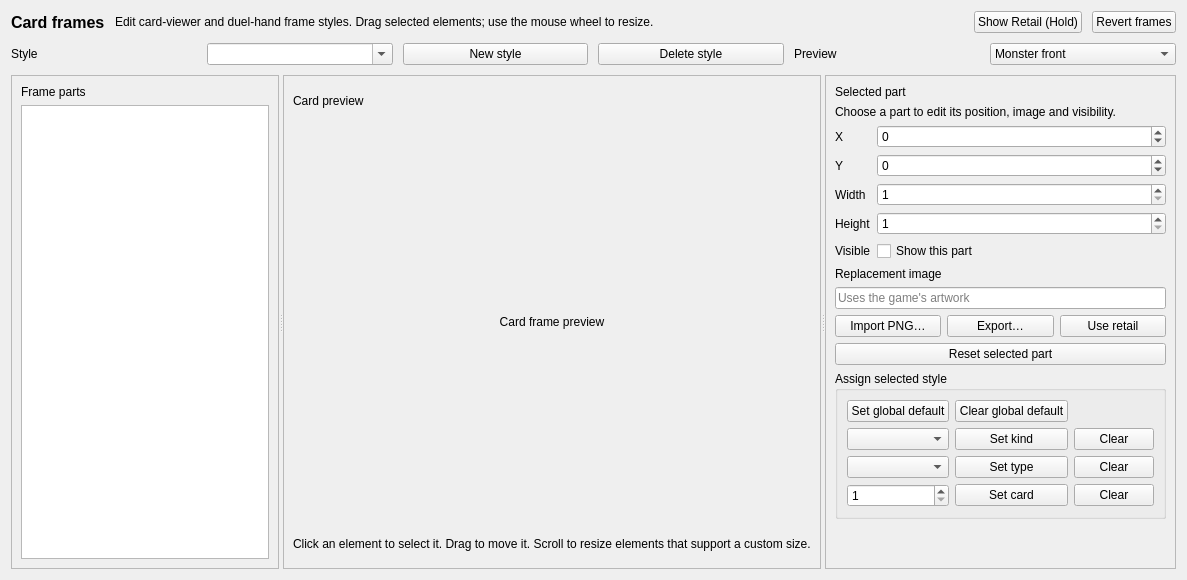
yamyi/YGOFM-DecompRecomp, file tools/pc/fm_editor/qt/frames_tab_compat.ui: the form before one commit.
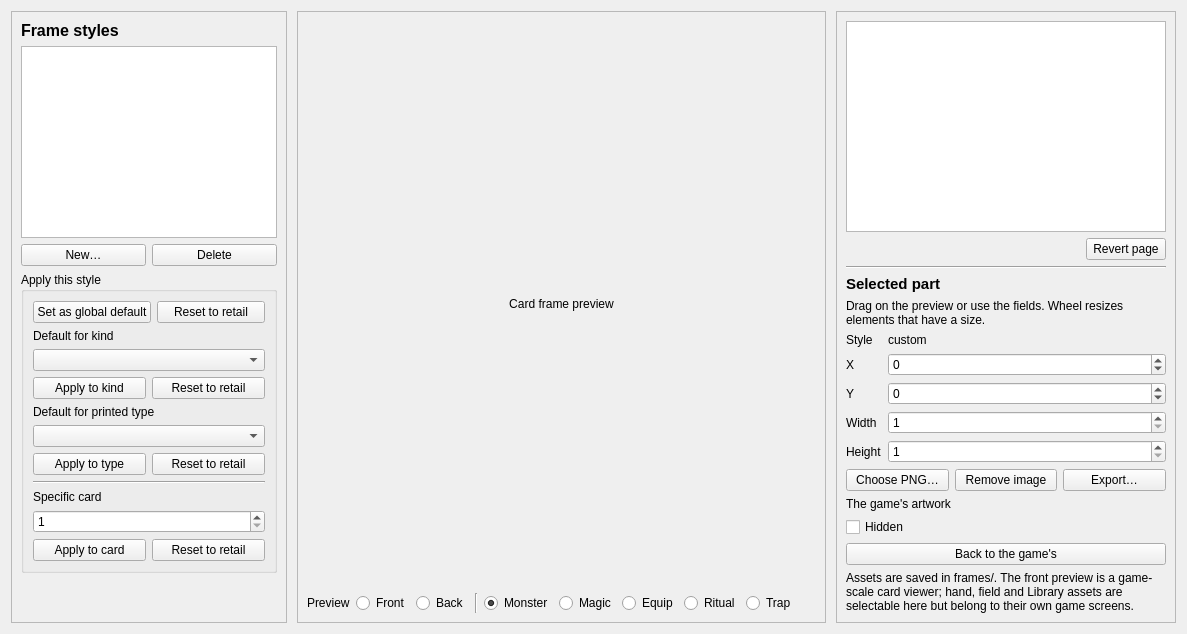
The form after the commit.

Commit message: Align PySide Frames layout with original editor

What changed in the file:
```diff
--- a/tools/pc/fm_editor/qt/frames_tab_compat.ui
+++ b/tools/pc/fm_editor/qt/frames_tab_compat.ui
@@ -2,56 +2,35 @@
 <ui version="4.0">
  <class>FramesTab</class>
  <widget class="QWidget" name="FramesTab">
-  <layout class="QVBoxLayout" name="framesRootLayout">
+  <layout class="QHBoxLayout" name="framesRootLayout">
    <property name="spacing"><number>10</number></property>
-   <item><layout class="QHBoxLayout" name="framesHeaderLayout">
-    <item><widget class="QLabel" name="framesTitleLabel"><property name="text"><string>Card frames</string></property><property name="styleSheet"><string notr="true">font-size: 16px; font-weight: 700;</string></property></widget></item>
-    <item><widget class="QLabel" name="framesSummaryLabel"><property name="text"><string>Edit card-viewer and duel-hand frame styles. Drag selected elements; use the mouse wheel to resize.</string></property></widget></item>
-    <item><spacer name="framesHeaderSpacer"><property name="orientation"><enum>Qt::Orientation::Horizontal</enum></property><property name="sizeHint" stdset="0"><size><width>40</width><height>20</height></size></property></spacer></item>
-    <item><widget class="QPushButton" name="holdGameFramesButton"><property name="text"><string>Show Retail (Hold)</string></property></widget></item>
-    <item><widget class="QPushButton" name="revertFramesPageButton"><property name="text"><string>Revert frames</string></property></widget></item>
-   </layout></item>
-   <item><layout class="QHBoxLayout" name="framesStyleLayout">
-    <item><widget class="QLabel" name="frameStyleCaption"><property name="text"><string>Style</string></property></widget></item>
-    <item><widget class="QComboBox" name="frameStyleCombo"><property name="editable"><bool>true</bool></property></widget></item>
-    <item><widget class="QPushButton" name="newFrameStyleButton"><property name="text"><string>New style</string></property></widget></item>
-    <item><widget class="QPushButton" name="deleteFrameStyleButton"><property name="text"><string>Delete style</string></property></widget></item>
-    <item><widget class="QLabel" name="framePreviewCaption"><property name="text"><string>Preview</string></property></widget></item>
-    <item><widget class="QComboBox" name="framePreviewKindCombo"><item><property name="text"><string>Monster front</string></property></item><item><property name="text"><string>Magic front</string></property></item><item><property name="text"><string>Trap front</string></property></item><item><property name="text"><string>Card back</string></property></item></widget></item>
-   </layout></item>
-   <item><widget class="QSplitter" name="framesSplitter"><property name="orientation"><enum>Qt::Orientation::Horizontal</enum></property>
-    <widget class="QFrame" name="framePartsPanel"><property name="frameShape"><enum>QFrame::Shape::StyledPanel</enum></property><layout class="QVBoxLayout" name="framePartsLayout">
-     <item><widget class="QLabel" name="framePartsTitle"><property name="text"><string>Frame parts</string></property></widget></item>
-     <item><widget class="QTreeWidget" name="framePartsTree"><property name="headerHidden"><bool>true</bool></property></widget></item>
-    </layout></widget>
-    <widget class="QFrame" name="framePreviewPanel"><property name="frameShape"><enum>QFrame::Shape::StyledPanel</enum></property><layout class="QVBoxLayout" name="framePreviewLayout">
-     <item><widget class="QLabel" name="framePreviewTitle"><property name="text"><string>Card preview</string></property></widget></item>
-     <item><widget class="QLabel" name="framePreviewCanvas"><property name="minimumSize"><size><width>420</width><height>400</height></size></property><property name="alignment"><set>Qt::AlignmentFlag::AlignCenter</set></property><property name="text"><string>Card frame preview</string></property></widget></item>
-     <item><widget class="QLabel" name="framePreviewHint"><property name="text"><string>Click an element to select it. Drag to move it. Scroll to resize elements that support a custom size.</string></property></widget></item>
-    </layout></widget>
-    <widget class="QFrame" name="framePropertiesPanel"><property name="frameShape"><enum>QFrame::Shape::StyledPanel</enum></property><layout class="QVBoxLayout" name="framePropertiesLayout">
-     <item><widget class="QLabel" name="framePartTitle"><property name="text"><string>Selected part</string></property></widget></item>
-     <item><widget class="QLabel" name="framePartNote"><property name="wordWrap"><bool>true</bool></property><property name="text"><string>Choose a part to edit its position, image and visibility.</string></property></widget></item>
-     <item><layout class="QFormLayout" name="frameGeometryForm">
-      <item row="0" column="0"><widget class="QLabel" name="frameXCaption"><property name="text"><string>X</string></property></widget></item><item row="0" column="1"><widget class="QSpinBox" name="frameXSpin"><property name="minimum"><number>-320</number></property><property name="maximum"><number>320</number></property></widget></item>
-      <item row="1" column="0"><widget class="QLabel" name="frameYCaption"><property name="text"><string>Y</string></property></widget></item><item row="1" column="1"><widget class="QSpinBox" name="frameYSpin"><property name="minimum"><number>-320</number></property><property name="maximum"><number>320</number></property></widget></item>
-      <item row="2" column="0"><widget class="QLabel" name="frameWidthCaption"><property name="text"><string>Width</string></property></widget></item><item row="2" column="1"><widget class="QSpinBox" name="frameWidthSpin"><property name="minimum"><number>1</number></property><property name="maximum"><number>320</number></property></widget></item>
-      <item row="3" column="0"><widget class="QLabel" name="frameHeightCaption"><property name="text"><string>Height</string></property></widget></item><item row="3" column="1"><widget class="QSpinBox" name="frameHeightSpin"><property name="minimum"><number>1</number></property><property name="maximum"><number>320</number></property></widget></item>
-      <item row="4" column="0"><widget class="QLabel" name="frameHiddenCaption"><property name="text"><string>Visible</string></property></widget></item><item row="4" column="1"><widget class="QCheckBox" name="frameVisibleCheck"><property name="text"><string>Show this part</string></property></widget></item>
-     </layout></item>
-     <item><widget class="QLabel" name="frameImageCaption"><property name="text"><string>Replacement image</string></property></widget></item>
-     <item><widget class="QLineEdit" name="frameImagePathEdit"><property name="readOnly"><bool>true</bool></property><property name="placeholderText"><string>Uses the game's artwork</string></property></widget></item>
-     <item><layout class="QHBoxLayout" name="frameImageButtons"><item><widget class="QPushButton" name="importFrameImageButton"><property name="text"><string>Import PNG…</string></property></widget></item><item><widget class="QPushButton" name="exportFrameImageButton"><property name="text"><string>Export…</string></property></widget></item><item><widget class="QPushButton" name="clearFrameImageButton"><property name="text"><string>Use retail</string></property></widget></item></layout></item>
-     <item><widget class="QPushButton" name="resetFramePartButton"><property name="text"><string>Reset selected part</string></property></widget></item>
-     <item><widget class="QGroupBox" name="frameAssignmentsGroup"><property name="title"><string>Assign selected style</string></property><layout class="QGridLayout" name="frameAssignmentsLayout">
-      <item row="0" column="0"><widget class="QPushButton" name="setFrameDefaultButton"><property name="text"><string>Set global default</string></property></widget></item><item row="0" column="1"><widget class="QPushButton" name="clearFrameDefaultButton"><property name="text"><string>Clear global default</string></property></widget></item>
-      <item row="1" column="0"><widget class="QComboBox" name="frameKindCombo"/></item><item row="1" column="1"><widget class="QPushButton" name="setFrameKindButton"><property name="text"><string>Set kind</string></property></widget></item><item row="1" column="2"><widget class="QPushButton" name="clearFrameKindButton"><property name="text"><string>Clear</string></property></widget></item>
-      <item row="2" column="0"><widget class="QComboBox" name="frameTypeCombo"/></item><item row="2" column="1"><widget class="QPushButton" name="setFrameTypeButton"><property name="text"><string>Set type</string></property></widget></item><item row="2" column="2"><widget class="QPushButton" name="clearFrameTypeButton"><property name="text"><string>Clear</string></property></widget></item>
-      <item row="3" column="0"><widget class="QSpinBox" name="frameCardIdSpin"><property name="minimum"><number>1</number></property><property name="maximum"><number>9999</number></property></widget></item><item row="3" column="1"><widget class="QPushButton" name="setFrameCardButton"><property name="text"><string>Set card</string></property></widget></item><item row="3" column="2"><widget class="QPushButton" name="clearFrameCardButton"><property name="text"><string>Clear</string></property></widget></item>
-     </layout></widget></item>
-     <item><spacer name="framesPropertiesSpacer"><property name="orientation"><enum>Qt::Orientation::Vertical</enum></property><property name="sizeHint" stdset="0"><size><width>20</width><height>40</height></size></property></spacer></item>
-    </layout></widget>
-   </widget></item>
+   <item><widget class="QFrame" name="frameStylesPanel"><property name="minimumSize"><size><width>270</width><height>0</height></size></property><property name="frameShape"><enum>QFrame::Shape::StyledPanel</enum></property><layout class="QVBoxLayout" name="frameStylesLayout">
+    <item><widget class="QLabel" name="frameStylesTitle"><property name="text"><string>Frame styles</string></property><property name="styleSheet"><string notr="true">font-size: 16px; font-weight: 700;</string></property></widget></item>
+    <item><widget class="QListWidget" name="frameStyleList"/></item>
+    <item><layout class="QHBoxLayout" name="frameStyleTools"><item><widget class="QPushButton" name="newFrameStyleButton"><property name="text"><string>New…</string></property></widget></item><item><widget class="QPushButton" name="deleteFrameStyleButton"><property name="text"><string>Delete</string></property></widget></item></layout></item>
+    <item><widget class="QGroupBox" name="frameAssignmentsGroup"><property name="title"><string>Apply this style</string></property><layout class="QVBoxLayout" name="frameAssignmentsLayout">
+     <item><layout class="QHBoxLayout" name="frameDefaultRow"><item><widget class="QPushButton" name="setFrameDefaultButton"><property name="text"><string>Set as global default</string></property></widget></item><item><widget class="QPushButton" name="clearFrameDefaultButton"><property name="text"><string>Reset to retail</string></property></widget></item></layout></item>
+     <item><widget class="QLabel" name="frameKindCaption"><property name="text"><string>Default for kind</string></property></widget></item><item><widget class="QComboBox" name="frameKindCombo"/></item>
+     <item><layout class="QHBoxLayout" name="frameKindActions"><item><widget class="QPushButton" name="setFrameKindButton"><property name="text"><string>Apply to kind</string></property></widget></item><item><widget class="QPushButton" name="clearFrameKindButton"><property name="text"><string>Reset to retail</string></property></widget></item></layout></item>
+     <item><widget class="QLabel" name="frameTypeCaption"><property name="text"><string>Default for printed type</string></property></widget></item><item><widget class="QComboBox" name="frameTypeCombo"/></item>
+     <item><layout class="QHBoxLayout" name="frameTypeActions"><item><widget class="QPushButton" name="setFrameTypeButton"><property name="text"><string>Apply to type</string></property></widget></item><item><widget class="QPushButton" name="clearFrameTypeButton"><property name="text"><string>Reset to retail</string></property></widget></item></layout></item>
+     <item><widget class="QFrame" name="frameRuleSeparator"><property name="frameShape"><enum>QFrame::Shape::HLine</enum></property><property name="frameShadow"><enum>QFrame::Shadow::Sunken</enum></property></widget></item>
+     <item><widget class="QLabel" name="frameCardCaption"><property name="text"><string>Specific card</string></property></widget></item><item><widget class="QSpinBox" name="frameCardIdSpin"><property name="minimum"><number>1</number></property><property name="maximum"><number>9999</number></property></widget></item>
+     <item><layout class="QHBoxLayout" name="frameCardActions"><item><widget class="QPushButton" name="setFrameCardButton"><property name="text"><string>Apply to card</string></property></widget></item><item><widget class="QPushButton" name="clearFrameCardButton"><property name="text"><string>Reset to retail</string></property></widget></item></layout></item>
+    </layout></widget></item><item><spacer name="framesStyleSpacer"><property name="orientation"><enum>Qt::Orientation::Vertical</enum></property><property name="sizeHint" stdset="0"><size><width>20</width><height>40</height></size></property></spacer></item>
+   </layout></widget></item>
+   <item><widget class="QFrame" name="framePreviewPanel"><property name="frameShape"><enum>QFrame::Shape::StyledPanel</enum></property><layout class="QVBoxLayout" name="framePreviewLayout">
+    <item><widget class="QLabel" name="framePreviewCanvas"><property name="minimumSize"><size><width>320</width><height>430</height></size></property><property name="alignment"><set>Qt::AlignmentFlag::AlignCenter</set></property><property name="text"><string>Card frame preview</string></property></widget></item>
+    <item><layout class="QHBoxLayout" name="framePreviewTools"><item><widget class="QLabel" name="framePreviewCaption"><property name="text"><string>Preview</string></property></widget></item><item><widget class="QRadioButton" name="frameFrontRadio"><property name="text"><string>Front</string></property><property name="checked"><bool>true</bool></property></widget></item><item><widget class="QRadioButton" name="frameBackRadio"><property name="text"><string>Back</string></property></widget></item><item><widget class="QFrame" name="framePreviewSeparator"><property name="frameShape"><enum>QFrame::Shape::VLine</enum></property><property name="frameShadow"><enum>QFrame::Shadow::Sunken</enum></property></widget></item><item><widget class="QRadioButton" name="frameMonsterRadio"><property name="text"><string>Monster</string></property><property name="checked"><bool>true</bool></property></widget></item><item><widget class="QRadioButton" name="frameMagicRadio"><property name="text"><string>Magic</string></property></widget></item><item><widget class="QRadioButton" name="frameEquipRadio"><property name="text"><string>Equip</string></property></widget></item><item><widget class="QRadioButton" name="frameRitualRadio"><property name="text"><string>Ritual</string></property></widget></item><item><widget class="QRadioButton" name="frameTrapRadio"><property name="text"><string>Trap</string></property></widget></item><item><spacer name="framePreviewSpacer"><property name="orientation"><enum>Qt::Orientation::Horizontal</enum></property><property name="sizeHint" stdset="0"><size><width>20</width><height>20</height></size></property></spacer></item></layout></item>
+   </layout></widget></item>
+   <item><widget class="QFrame" name="frameInspectorPanel"><property name="minimumSize"><size><width>340</width><height>0</height></size></property><property name="frameShape"><enum>QFrame::Shape::StyledPanel</enum></property><layout class="QVBoxLayout" name="frameInspectorLayout">
+    <item><widget class="QTreeWidget" name="framePartsTree"><property name="headerHidden"><bool>true</bool></property></widget></item>
+    <item><layout class="QHBoxLayout" name="frameInspectorTools"><item><spacer name="frameInspectorToolsSpacer"><property name="orientation"><enum>Qt::Orientation::Horizontal</enum></property><property name="sizeHint" stdset="0"><size><width>20</width><height>20</height></size></property></spacer></item><item><widget class="QPushButton" name="revertFramesPageButton"><property name="text"><string>Revert page</string></property></widget></item></layout></item><item><widget class="QFrame" name="frameInspectorSeparator"><property name="frameShape"><enum>QFrame::Shape::HLine</enum></property><property name="frameShadow"><enum>QFrame::Shadow::Sunken</enum></property></widget></item>
+    <item><widget class="QLabel" name="framePartTitle"><property name="text"><string>Selected part</string></property><property name="styleSheet"><string notr="true">font-size: 15px; font-weight: 700;</string></property></widget></item><item><widget class="QLabel" name="framePartNote"><property name="wordWrap"><bool>true</bool></property><property name="text"><string>Drag on the preview or use the fields. Wheel resizes elements that have a size.</string></property></widget></item>
+    <item><layout class="QFormLayout" name="frameGeometryForm"><item row="0" column="0"><widget class="QLabel" name="frameStyleCaption"><property name="text"><string>Style</string></property></widget></item><item row="0" column="1"><widget class="QLabel" name="frameSelectedStyleLabel"><property name="text"><string>custom</string></property></widget></item><item row="1" column="0"><widget class="QLabel" name="frameXCaption"><property name="text"><string>X</string></property></widget></item><item row="1" column="1"><widget class="QSpinBox" name="frameXSpin"><property name="minimum"><number>-320</number></property><property name="maximum"><number>320</number></property></widget></item><item row="2" column="0"><widget class="QLabel" name="frameYCaption"><property name="text"><string>Y</string></property></widget></item><item row="2" column="1"><widget class="QSpinBox" name="frameYSpin"><property name="minimum"><number>-320</number></property><property name="maximum"><number>320</number></property></widget></item><item row="3" column="0"><widget class="QLabel" name="frameWidthCaption"><property name="text"><string>Width</string></property></widget></item><item row="3" column="1"><widget class="QSpinBox" name="frameWidthSpin"><property name="minimum"><number>1</number></property><property name="maximum"><number>320</number></property></widget></item><item row="4" column="0"><widget class="QLabel" name="frameHeightCaption"><property name="text"><string>Height</string></property></widget></item><item row="4" column="1"><widget class="QSpinBox" name="frameHeightSpin"><property name="minimum"><number>1</number></property><property name="maximum"><number>320</number></property></widget></item></layout></item>
+    <item><layout class="QHBoxLayout" name="frameImageButtons"><item><widget class="QPushButton" name="importFrameImageButton"><property name="text"><string>Choose PNG…</string></property></widget></item><item><widget class="QPushButton" name="clearFrameImageButton"><property name="text"><string>Remove image</string></property></widget></item><item><widget class="QPushButton" name="exportFrameImageButton"><property name="text"><string>Export…</string></property></widget></item></layout></item>
+    <item><widget class="QLabel" name="frameImagePathEdit"><property name="wordWrap"><bool>true</bool></property><property name="text"><string>The game's artwork</string></property></widget></item><item><widget class="QCheckBox" name="frameVisibleCheck"><property name="text"><string>Hidden</string></property></widget></item><item><widget class="QPushButton" name="resetFramePartButton"><property name="text"><string>Back to the game's</string></property></widget></item><item><widget class="QLabel" name="frameAssetsNote"><property name="wordWrap"><bool>true</bool></property><property name="text"><string>Assets are saved in frames/. The front preview is a game-scale card viewer; hand, field and Library assets are selectable here but belong to their own game screens.</string></property></widget></item>
+   </layout></widget></item>
   </layout>
  </widget>
  <resources/><connections/>
```
The commit also changes 2 other files.
